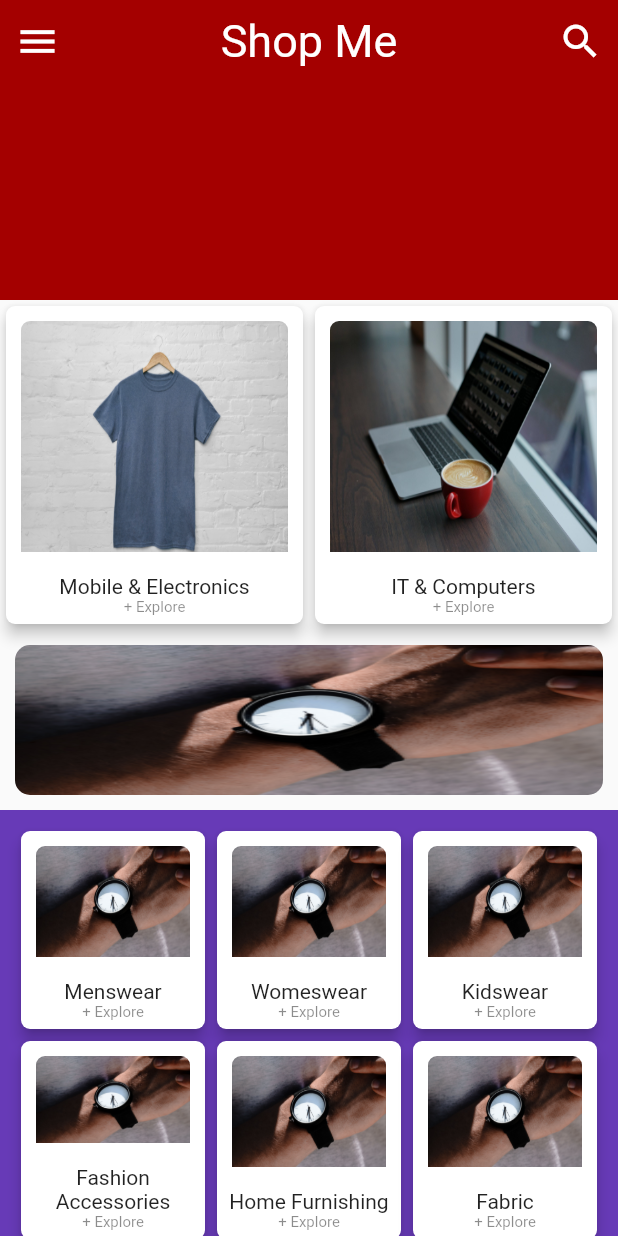
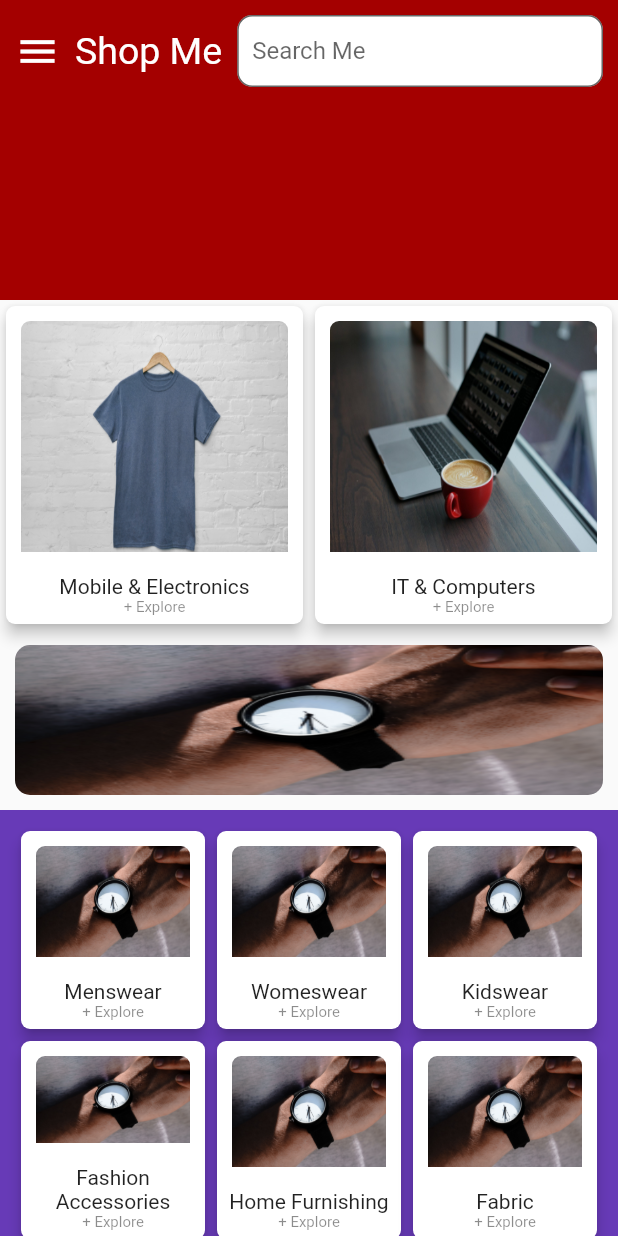
Before and after one commit to npne269/shopme, a Flutter app: the screen it shows after launch, on a phone screen of 412 x 824 dp. Run offline on Flutter 3.47's test engine with Material 2 defaults, Android fonts, the phone set to English and light mode, and no system bars.

Commit message:
appbar search

```diff
--- a/lib/main.dart
+++ b/lib/main.dart
@@ -22,7 +22,7 @@ class HomePage extends StatelessWidget {
       body: ListView(
         children: <Widget>[
           Container(
-            padding: EdgeInsets.only(left: 10,right: 10,top: 10),
+            padding: EdgeInsets.only(left: 10, right: 10, top: 10),
             height: 200,
             width: double.infinity,
             color: Theme.of(context).primaryColor,
@@ -31,12 +31,36 @@ class HomePage extends StatelessWidget {
                 Row(
                   mainAxisAlignment: MainAxisAlignment.spaceBetween,
                   children: <Widget>[
-                    Icon(Icons.menu,color: Colors.white,size: 30,),
-                    Text('Shop Me',style: TextStyle(
+                    Icon(
+                      Icons.menu,
                       color: Colors.white,
-                      fontSize: 30
-                    ),),
-                    Icon(Icons.search,color: Colors.white,size: 30,),
+                      size: 30,
+                    ),
+                    SizedBox(
+                      width: 10,
+                    ),
+                    Text(
+                      'Shop Me',
+                      style: TextStyle(color: Colors.white, fontSize: 25),
+                    ),
+                    SizedBox(
+                      width: 10,
+                    ),
+                    Expanded(
+                      child: TextField(
+                        cursorColor: Colors.black,
+                        decoration: InputDecoration(
+                          hintText: 'Search Me',
+                          fillColor: Colors.white,
+                          filled: true,
+                          border: OutlineInputBorder(
+                            borderRadius: BorderRadius.circular(10),
+                          ),
+                          contentPadding:
+                              EdgeInsets.symmetric(horizontal: 10, vertical: 1),
+                        ),
+                      ),
+                    )
                   ],
                 )
               ],
```
